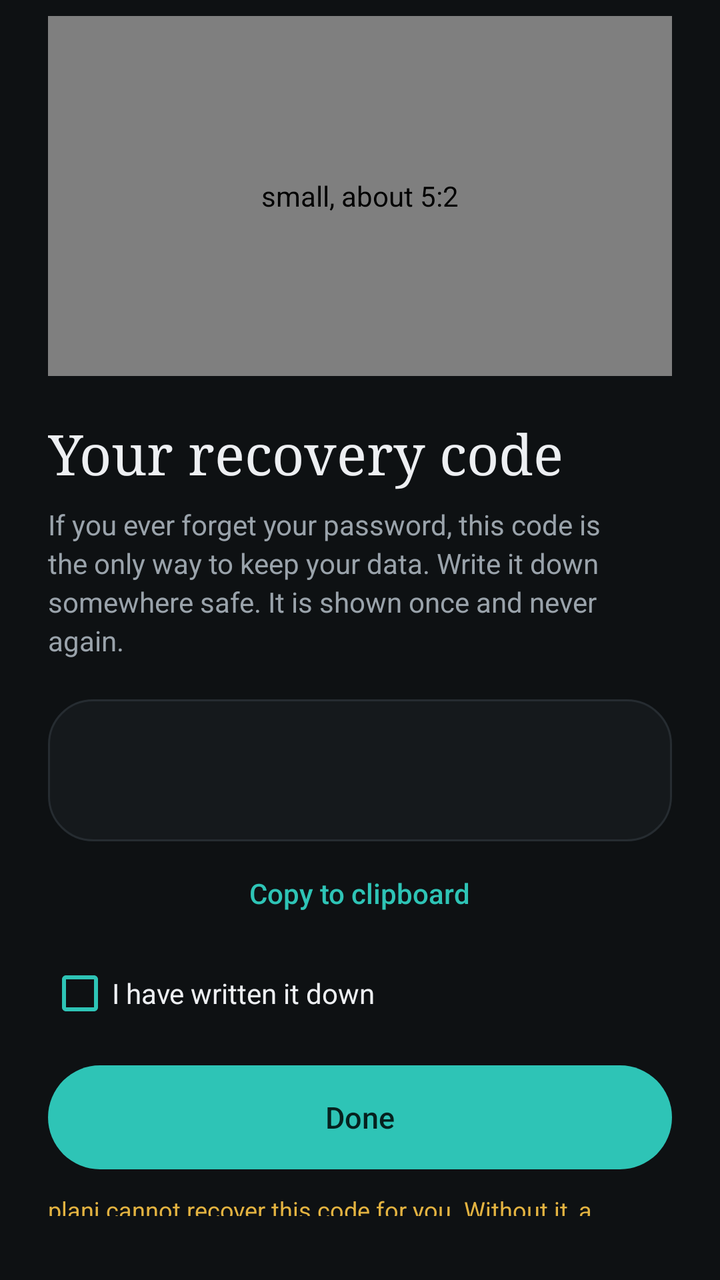
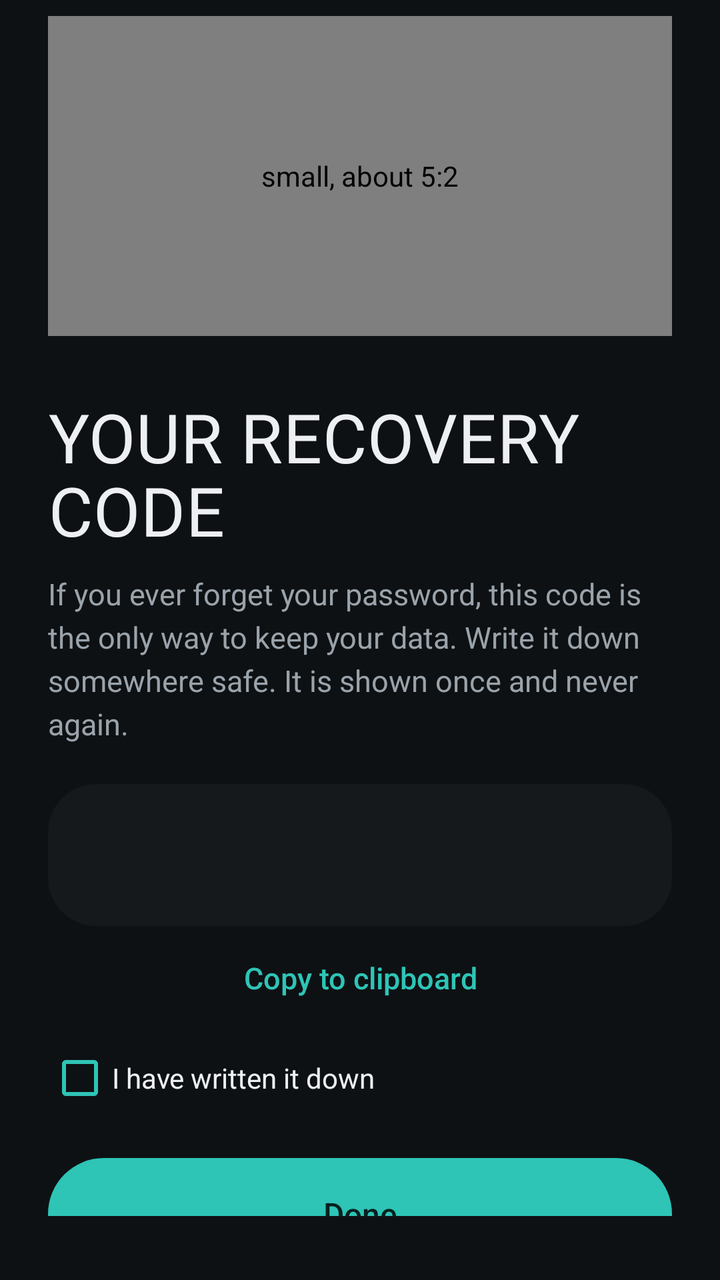

Two renders of the same Android screen: before a commit and after it. Below are the layout's source before the change and the commit's diff.
<!-- AndroidManifest.xml: application theme Theme.Planj -->
<!-- res/layout/screen_recovery.xml -->
<?xml version="1.0" encoding="utf-8"?>
<LinearLayout xmlns:android="http://schemas.android.com/apk/res/android"
    android:layout_width="match_parent"
    android:layout_height="wrap_content"
    android:orientation="vertical"
    android:paddingHorizontal="24dp"
    android:paddingTop="8dp"
    android:paddingBottom="32dp">

        <com.planj.phone.Illustration
            style="@style/Auth.Illustration"
            android:contentDescription="small, about 5:2"
            android:tag="recovery" />

        <TextView style="@style/Auth.Title" android:text="Your recovery code" />
        <TextView android:id="@+id/blurb" style="@style/Auth.Blurb" android:text="If you ever forget your password, this code is the only way to keep your data. Write it down somewhere safe. It is shown once and never again." />
        <TextView
            android:id="@+id/code"
            android:layout_width="match_parent"
            android:layout_height="wrap_content"
            android:layout_marginTop="20dp"
            android:background="@drawable/card_bg"
            android:fontFamily="monospace"
            android:gravity="center"
            android:letterSpacing="0.1"
            android:paddingVertical="22dp"
            android:textColor="@color/text"
            android:textSize="20sp" />
        <Button android:id="@+id/btn_copy" style="@style/Auth.Link" android:layout_gravity="center_horizontal" android:layout_marginTop="6dp" android:text="Copy to clipboard" />
        <CheckBox
            android:id="@+id/saved"
            android:layout_width="wrap_content"
            android:layout_height="wrap_content"
            android:layout_marginTop="14dp"
            android:buttonTint="@color/accent"
            android:text="I have written it down"
            android:textColor="@color/text"
            android:textSize="14sp" />
        <FrameLayout
            android:layout_width="match_parent"
            android:layout_height="wrap_content">
            <Button android:id="@+id/btn_submit" style="@style/Auth.Primary" android:text="Done" />
            <ProgressBar android:id="@+id/progress" android:layout_width="22dp" android:layout_height="22dp" android:layout_gravity="center" android:layout_marginTop="20dp" android:indeterminateTint="@color/on_accent" android:visibility="gone" />
        </FrameLayout>
        <TextView android:layout_width="match_parent" android:layout_height="wrap_content" android:layout_marginTop="12dp" android:lineSpacingExtra="3dp" android:text="planj cannot recover this code for you. Without it, a forgotten password means starting your record over." android:textColor="@color/warn" android:textSize="12sp" />
</LinearLayout>
<!-- resources referenced by this layout -->
<resources>
  <color name="accent">#2EC4B6</color>
  <color name="on_accent">#06211E</color>
  <color name="text">#EDEFF2</color>
  <color name="warn">#E3B341</color>
  <!-- drawable card_bg (drawable) -->
  <?xml version="1.0" encoding="utf-8"?>
  <shape xmlns:android="http://schemas.android.com/apk/res/android" android:shape="rectangle">
      <solid android:color="@color/surface" />
      <corners android:radius="22dp" />
      <stroke android:width="1dp" android:color="@color/border" />
  </shape>
  <style name="Auth.Blurb" parent="">
          <item name="android:layout_width">match_parent</item>
          <item name="android:layout_height">wrap_content</item>
          <item name="android:layout_marginTop">8dp</item>
          <item name="android:lineSpacingExtra">3dp</item>
          <item name="android:textColor">@color/muted</item>
          <item name="android:textSize">14sp</item>
      </style>
  <style name="Auth.Illustration" parent="">
          <item name="android:layout_width">match_parent</item>
          <item name="android:layout_height">180dp</item>
          <item name="android:layout_marginBottom">20dp</item>
      </style>
  <style name="Auth.Link" parent="android:Widget.Material.Button.Borderless">
          <item name="android:layout_width">wrap_content</item>
          <item name="android:layout_height">wrap_content</item>
          <item name="android:background">@drawable/btn_text</item>
          <item name="android:fontFamily">sans-serif-medium</item>
          <item name="android:minHeight">40dp</item>
          <item name="android:paddingHorizontal">8dp</item>
          <item name="android:textAllCaps">false</item>
          <item name="android:textColor">@color/accent</item>
          <item name="android:textSize">14sp</item>
      </style>
  <style name="Auth.Primary" parent="android:Widget.Material.Button.Borderless">
          <item name="android:layout_width">match_parent</item>
          <item name="android:layout_height">52dp</item>
          <item name="android:layout_marginTop">20dp</item>
          <item name="android:background">@drawable/btn_primary</item>
          <item name="android:fontFamily">sans-serif-medium</item>
          <item name="android:textAllCaps">false</item>
          <item name="android:textColor">@color/on_accent</item>
          <item name="android:textSize">15sp</item>
      </style>
  <style name="Auth.Title" parent="">
          <item name="android:layout_width">match_parent</item>
          <item name="android:layout_height">wrap_content</item>
          <item name="android:fontFamily">serif</item>
          <item name="android:textColor">@color/text</item>
          <item name="android:textSize">28sp</item>
          <item name="android:lineSpacingExtra">2dp</item>
      </style>
  <style name="Theme.Planj" parent="@android:style/Theme.Material.NoActionBar">
          <item name="android:windowBackground">@color/bg</item>
          <item name="android:colorAccent">@color/accent</item>
          <item name="android:statusBarColor">@color/bg</item>
          <item name="android:navigationBarColor">@color/bg</item>
          <item name="android:textColorPrimary">@color/text</item>
          <item name="android:textColorSecondary">@color/muted</item>
          <item name="android:textColorHint">@color/muted</item>
      </style>
  <color name="surface">#15191C</color>
  <color name="border">#262C31</color>
  <color name="muted">#9AA3AB</color>
  <!-- drawable btn_text (drawable) -->
  <?xml version="1.0" encoding="utf-8"?>
  <ripple xmlns:android="http://schemas.android.com/apk/res/android" android:color="@color/ripple">
      <item>
          <shape android:shape="rectangle">
              <solid android:color="#00000000" />
              <corners android:radius="999dp" />
          </shape>
      </item>
  </ripple>
  <color name="bg">#0E1113</color>
  <color name="ripple">#22FFFFFF</color>
  <color name="accent_dim">#1F5F5A</color>
  <!-- unchanged entries left out for length: 1 -->
</resources>

<!-- the commit's change to res/layout/screen_recovery.xml (unified diff, before → after) -->
@@ -9,6 +9,7 @@
 
         <com.planj.phone.Illustration
             style="@style/Auth.Illustration"
+            android:layout_height="160dp"
             android:contentDescription="small, about 5:2"
             android:tag="recovery" />
 
<!-- resource entries referenced after the edit -->
@@ -8,21 +8,15 @@
   <?xml version="1.0" encoding="utf-8"?>
   <shape xmlns:android="http://schemas.android.com/apk/res/android" android:shape="rectangle">
       <solid android:color="@color/surface" />
-      <corners android:radius="22dp" />
-      <stroke android:width="1dp" android:color="@color/border" />
+      <corners android:radius="24dp" />
   </shape>
-  <style name="Auth.Blurb" parent="">
-          <item name="android:layout_width">match_parent</item>
-          <item name="android:layout_height">wrap_content</item>
-          <item name="android:layout_marginTop">8dp</item>
-          <item name="android:lineSpacingExtra">3dp</item>
-          <item name="android:textColor">@color/muted</item>
-          <item name="android:textSize">14sp</item>
+  <style name="Auth.Blurb" parent="Body">
+          <item name="android:layout_marginTop">10dp</item>
       </style>
   <style name="Auth.Illustration" parent="">
           <item name="android:layout_width">match_parent</item>
-          <item name="android:layout_height">180dp</item>
-          <item name="android:layout_marginBottom">20dp</item>
+          <item name="android:layout_height">200dp</item>
+          <item name="android:layout_marginBottom">24dp</item>
       </style>
   <style name="Auth.Link" parent="android:Widget.Material.Button.Borderless">
           <item name="android:layout_width">wrap_content</item>
@@ -33,25 +27,13 @@
           <item name="android:paddingHorizontal">8dp</item>
           <item name="android:textAllCaps">false</item>
           <item name="android:textColor">@color/accent</item>
-          <item name="android:textSize">14sp</item>
-      </style>
-  <style name="Auth.Primary" parent="android:Widget.Material.Button.Borderless">
-          <item name="android:layout_width">match_parent</item>
-          <item name="android:layout_height">52dp</item>
-          <item name="android:layout_marginTop">20dp</item>
-          <item name="android:background">@drawable/btn_primary</item>
-          <item name="android:fontFamily">sans-serif-medium</item>
-          <item name="android:textAllCaps">false</item>
-          <item name="android:textColor">@color/on_accent</item>
           <item name="android:textSize">15sp</item>
       </style>
-  <style name="Auth.Title" parent="">
-          <item name="android:layout_width">match_parent</item>
-          <item name="android:layout_height">wrap_content</item>
-          <item name="android:fontFamily">serif</item>
-          <item name="android:textColor">@color/text</item>
-          <item name="android:textSize">28sp</item>
-          <item name="android:lineSpacingExtra">2dp</item>
+  <style name="Auth.Primary" parent="Pill.Primary">
+          <item name="android:layout_marginTop">24dp</item>
+      </style>
+  <style name="Auth.Title" parent="Display.L">
+          <item name="android:layout_marginTop">8dp</item>
       </style>
   <style name="Theme.Planj" parent="@android:style/Theme.Material.NoActionBar">
           <item name="android:windowBackground">@color/bg</item>
@@ -61,10 +43,23 @@
           <item name="android:textColorPrimary">@color/text</item>
           <item name="android:textColorSecondary">@color/muted</item>
           <item name="android:textColorHint">@color/muted</item>
+          <item name="android:windowAnimationStyle">@style/PageTransitions</item>
       </style>
   <color name="surface">#15191C</color>
-  <color name="border">#262C31</color>
+  <style name="Body" parent="">
+          <item name="android:layout_width">match_parent</item>
+          <item name="android:layout_height">wrap_content</item>
+          <item name="android:lineSpacingExtra">4dp</item>
+          <item name="android:textColor">@color/muted</item>
+          <item name="android:textSize">15sp</item>
+      </style>
   <color name="muted">#9AA3AB</color>
+  <style name="PageTransitions" parent="@android:style/Animation.Activity">
+          <item name="android:activityOpenEnterAnimation">@anim/slide_in_right</item>
+          <item name="android:activityOpenExitAnimation">@anim/slide_out_left</item>
+          <item name="android:activityCloseEnterAnimation">@anim/slide_in_left</item>
+          <item name="android:activityCloseExitAnimation">@anim/slide_out_right</item>
+      </style>
   <!-- drawable btn_text (drawable) -->
   <?xml version="1.0" encoding="utf-8"?>
   <ripple xmlns:android="http://schemas.android.com/apk/res/android" android:color="@color/ripple">
@@ -75,6 +70,13 @@
           </shape>
       </item>
   </ripple>
+  <style name="Pill.Primary">
+          <item name="android:background">@drawable/btn_primary</item>
+          <item name="android:textColor">@color/on_accent</item>
+      </style>
+  <style name="Display.L">
+          <item name="android:textSize">34sp</item>
+      </style>
   <color name="bg">#0E1113</color>
   <color name="ripple">#22FFFFFF</color>
   <color name="accent_dim">#1F5F5A</color>
